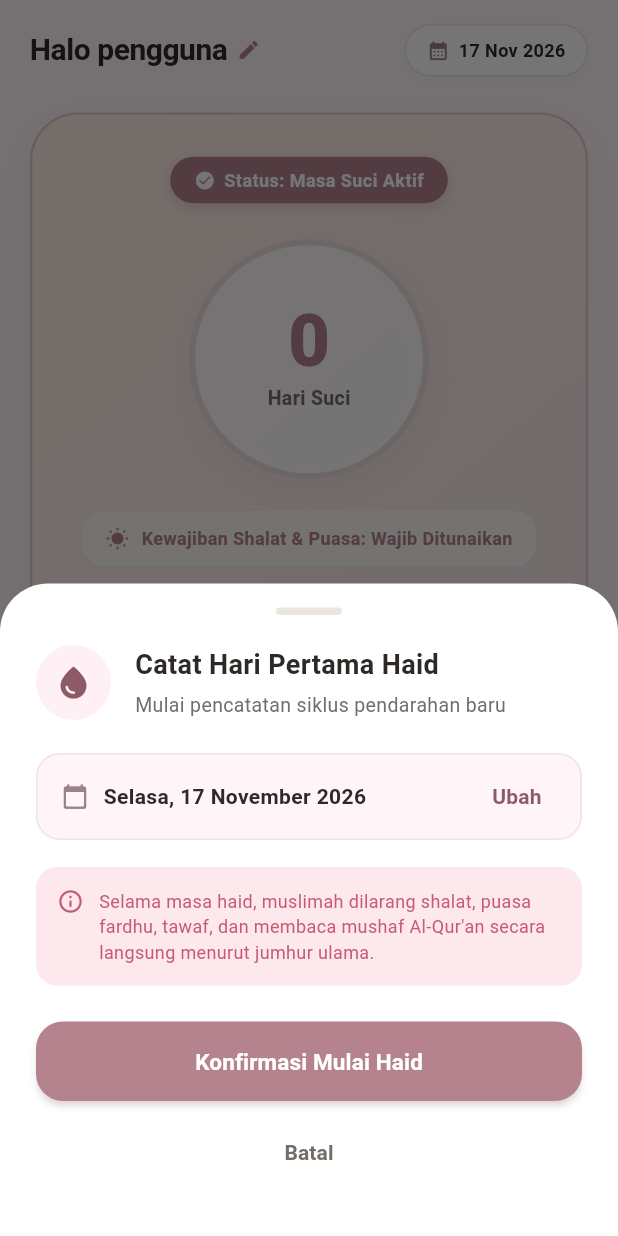
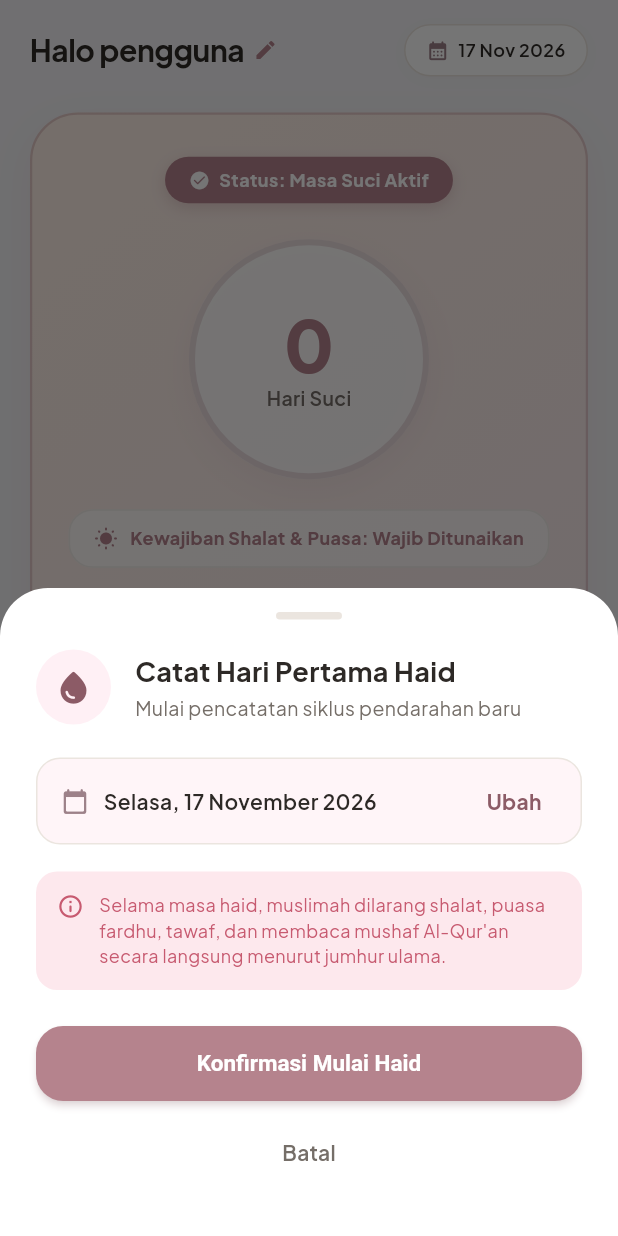
Before and after one commit to nuyungGit/mySiklus-, a Flutter app: the screen it shows after launch, after a tap on "Catat Hari Pertama Haid", on a phone screen of 412 x 824 dp. Run offline on Flutter 3.47's test engine with Material 3 defaults, Android fonts, the phone set to English and light mode, and no system bars; our stand-ins replace flutter_riverpod, google_fonts, shared_preferences, supabase_flutter, table_calendar; accounts and stored records are empty.

Commit message:
Update warna background dan kotak kalender

```diff
--- a/lib/core/theme/app_theme.dart
+++ b/lib/core/theme/app_theme.dart
@@ -10,7 +10,7 @@ class AppTheme {
 
     return ThemeData(
       useMaterial3: true,
-      scaffoldBackgroundColor: const Color(0xFFFFF5F8),
+      scaffoldBackgroundColor: const Color(0xFFF4F3F6),
       colorScheme: const ColorScheme.light(
         primary: Color(0xFFB5838D),
         onPrimary: Colors.white,
--- a/lib/features/cycle/presentation/screens/dashboard_screen.dart
+++ b/lib/features/cycle/presentation/screens/dashboard_screen.dart
@@ -205,7 +205,7 @@ class DashboardScreen extends ConsumerWidget {
                                 onConfirm: () => cycleNotifier.startHaid(),
                               ),
                       style: ElevatedButton.styleFrom(
-                        backgroundColor: AppColors.dustyRose,
+                        backgroundColor: AppColors.sageGreen,
                         foregroundColor: Colors.white,
                         disabledBackgroundColor: AppColors.border,
                         disabledForegroundColor: AppColors.textMuted,
--- a/lib/features/cycle/screens/home_screen.dart
+++ b/lib/features/cycle/screens/home_screen.dart
@@ -607,9 +607,7 @@ class _HomeScreenState extends ConsumerState<HomeScreen> {
                       }
                     },
                     style: ElevatedButton.styleFrom(
-                      backgroundColor: isCurrentlyHaid
-                          ? AppColors.sageGreen
-                          : AppColors.dustyRose,
+                      backgroundColor: AppColors.sageGreen,
                       foregroundColor: Colors.white,
                       padding: const EdgeInsets.symmetric(vertical: 16),
                       elevation: 2,
@@ -1035,6 +1033,7 @@ class _HomeScreenState extends ConsumerState<HomeScreen> {
               // ==========================================
               Container(
                 decoration: BoxDecoration(
+                  color: isHaid ? const Color(0xFF8C5B66) : AppColors.sageGreen,
                   borderRadius: BorderRadius.circular(22),
                   boxShadow: [
                     BoxShadow(
@@ -1057,19 +1056,7 @@ class _HomeScreenState extends ConsumerState<HomeScreen> {
                     child: Ink(
                       height: 60,
                       decoration: BoxDecoration(
-                        gradient: LinearGradient(
-                          colors: isHaid
-                              ? [
-                                  const Color(0xFFB5838D),
-                                  const Color(0xFF8C5B66),
-                                ]
-                              : [
-                                  const Color(0xFFE5989B),
-                                  const Color(0xFFB5838D),
-                                ],
-                          begin: Alignment.topLeft,
-                          end: Alignment.bottomRight,
-                        ),
+                        color: isHaid ? const Color(0xFF8C5B66) : AppColors.sageGreen,
                         borderRadius: BorderRadius.circular(22),
                       ),
                       child: Row(
--- a/lib/main.dart
+++ b/lib/main.dart
@@ -2,6 +2,7 @@ import 'package:flutter/material.dart';
 import 'package:flutter_riverpod/flutter_riverpod.dart';
 import 'package:intl/date_symbol_data_local.dart';
 import 'core/services/supabase_service.dart';
+import 'core/theme/app_theme.dart';
 import 'splash_screen.dart';
 
 void main() async {
@@ -33,38 +34,7 @@ class MySiklusApp extends StatelessWidget {
     return MaterialApp(
       title: 'mySiklus',
       debugShowCheckedModeBanner: false,
-      theme: ThemeData(
-        useMaterial3: true,
-        scaffoldBackgroundColor: const Color(0xFFFFF5F8),
-        colorScheme: ColorScheme.fromSeed(
-          seedColor: const Color(0xFFB5838D),
-          primary: const Color(0xFFB5838D),
-          secondary: const Color(0xFFFFB6C1),
-          surface: Colors.white,
-        ),
-        appBarTheme: const AppBarTheme(
-          elevation: 0,
-          scrolledUnderElevation: 0,
-          backgroundColor: Colors.transparent,
-          centerTitle: true,
-          titleTextStyle: TextStyle(
-            color: Color(0xFFB5838D),
-            fontSize: 20,
-            fontWeight: FontWeight.bold,
-          ),
-          iconTheme: IconThemeData(
-            color: Color(0xFFB5838D),
-          ),
-        ),
-        cardTheme: CardTheme(
-          elevation: 2,
-          color: Colors.white,
-          shadowColor: const Color(0x14B5838D),
-          shape: RoundedRectangleBorder(
-            borderRadius: BorderRadius.circular(16),
-          ),
-        ),
-      ),
+      theme: AppTheme.lightTheme,
       home: const SplashScreen(),
     );
   }
--- a/lib/splash_screen.dart
+++ b/lib/splash_screen.dart
@@ -32,18 +32,12 @@ class _SplashScreenState extends State<SplashScreen> {
   @override
   Widget build(BuildContext context) {
     return Scaffold(
+      backgroundColor: const Color(0xFFF4F3F6),
       body: Container(
         width: double.infinity,
         height: double.infinity,
         decoration: const BoxDecoration(
-          gradient: LinearGradient(
-            colors: [
-              Color(0xFFFFF5F8), // Putih dengan hint blush pink
-              Color(0xFFFFF0F5), // Pastel pink sangat lembut
-            ],
-            begin: Alignment.topCenter,
-            end: Alignment.bottomCenter,
-          ),
+          color: Color(0xFFF4F3F6),
         ),
         child: SafeArea(
           child: Stack(
```
